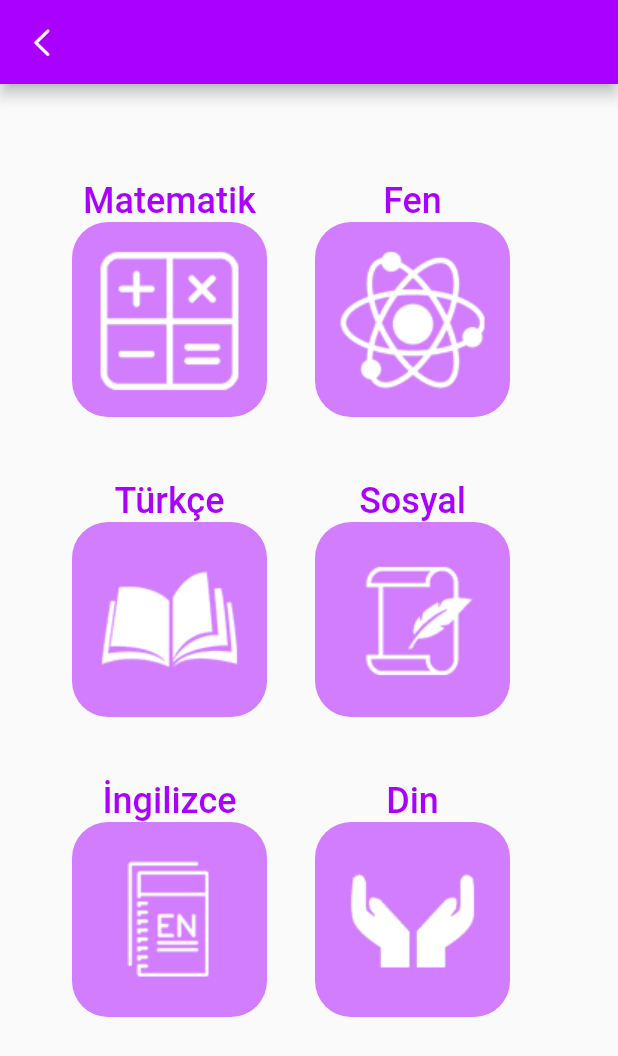
After one commit to hasanaliozdemir/flutterHackhaton, a Flutter app: the ChooseLesson screen opened directly, on a phone screen of 412 x 824 dp. The commit adds this screen. Shown: the top 1056 px of the screen. Run offline on Flutter 3.47's test engine with Material 2 defaults, Android fonts, the phone set to English and light mode, and no system bars; our stand-ins replace animated_text_kit, cloud_firestore, email_validator, firebase_auth, firebase_core, get and 5 more; missing offline and left inert: checkbox_grouped; accounts and stored records are empty.

Commit message:
solve test screens ui

```diff
--- /dev/null
+++ b/flutter_app/lib/models/testQuestion.dart
@@ -0,0 +1,6 @@
+class TestQuestion {
+  final String imageUrl;
+  final int answer;
+
+  TestQuestion(this.imageUrl, this.answer);
+}
--- /dev/null
+++ b/flutter_app/lib/view/testPages/chose_lesson.dart
@@ -0,0 +1,37 @@
+import 'package:flutter/cupertino.dart';
+import 'package:flutter/material.dart';
+import 'package:flutter_app/view/testPages/lesson_test_page.dart';
+import 'package:get/route_manager.dart';
+
+import '../../core/colors.dart';
+
+class ChooseLesson extends StatelessWidget {
+  const ChooseLesson({Key? key}) : super(key: key);
+
+  @override
+  Widget build(BuildContext context) {
+    return Scaffold(
+      appBar: AppBar(
+        backgroundColor: blue500,
+        leading: IconButton(
+          icon: const Icon(CupertinoIcons.left_chevron),
+          onPressed: (){
+            Get.back();
+          },
+        ),
+      ),
+      body: Padding(
+        padding: const EdgeInsets.symmetric(horizontal:32.0),
+        child: Column(
+          children: [
+            const SizedBox(height: 48,),
+            Wrap(
+
+              children: List.generate(6, (index) => LessonTestPage(index: index+1)),
+            )
+          ],
+        ),
+      ),
+    );
+  }
+}
--- /dev/null
+++ b/flutter_app/lib/view/testPages/lesson_test_page.dart
@@ -0,0 +1,88 @@
+import 'package:flutter/material.dart';
+import 'package:flutter_app/core/colors.dart';
+import 'package:flutter_app/view/lessonspage/view_lesson.dart';
+import 'package:flutter_app/view/profile/categorysTest.dart';
+import 'package:flutter_app/view/profile/missinglessons.dart';
+import 'package:flutter_app/view/testPages/choose_subtopic.dart';
+import 'package:get/route_manager.dart';
+
+class LessonTestPage extends StatelessWidget {
+  final int index;
+  const LessonTestPage({Key? key, required this.index}) : super(key: key);
+
+  @override
+  Widget build(BuildContext context) {
+    return Padding(
+      padding: const EdgeInsets.all(16.0),
+      child: Container(
+        height: 168,
+        child: Column(
+          children: [
+            Text(_returnName(index),style: TextStyle(
+                  color: blue500,
+                  fontSize: 24
+                ),),
+            GestureDetector(
+              onTap: () {
+                Get.to(()=>ChoosSubTopic(category: testCategories[index-1],url: testLessons[1].lessonUrl,id: index+1,));
+              },
+              child: Hero(
+                tag: "lessonCard$index",
+                child: Container(
+                  width: 130,
+                  height: 130,
+                  decoration: BoxDecoration(
+                      borderRadius: BorderRadius.circular(24),
+                      color: blue700.withOpacity(0.5),
+                      image: DecorationImage(
+                        image: AssetImage(_returnPath()),
+                        opacity: 1
+                      )
+                      ),
+                ),
+              ),
+            ),
+          ],
+        ),
+      ),
+    );
+  }
+
+_returnPath(){
+  switch (index) {
+    case 1:
+      return "assets/icons/mathicon.png";
+    case 2:
+      return "assets/icons/fenicon.png";
+    case 3:
+      return "assets/icons/trkicon.png";
+    case 4:
+      return "assets/icons/historyicon.png";
+    case 5:
+      return "assets/icons/engicon.png";
+    case 6:
+      return "assets/icons/dinicon.png";
+    default:
+  }
+}
+
+
+  _returnName(index) {
+    switch (index) {
+      case 1:
+        return "Matematik";
+      case 2:
+        return "Fen";
+      case 3:
+        return "Türkçe";
+      case 4:
+        return "Sosyal";
+      case 5:
+        return "İngilizce";
+      case 6:
+        return "Din";
+
+      default:
+    }
+  }
+}
```
Also changed, not shown: flutter_app/lib/view/homepage/chose_question_or_lesson.dart (+8 -1 lines), flutter_app/lib/view/lessonspage/chose_lesson_or_test_card.dart (+6 -3 lines), flutter_app/lib/view/testPages/choose_subtopic.dart (added, +59 -0 lines), flutter_app/lib/view/testPages/fullScreenQuestion.dart (added, +32 -0 lines), flutter_app/lib/view/testPages/solve_test.dart (added, +107 -0 lines).
